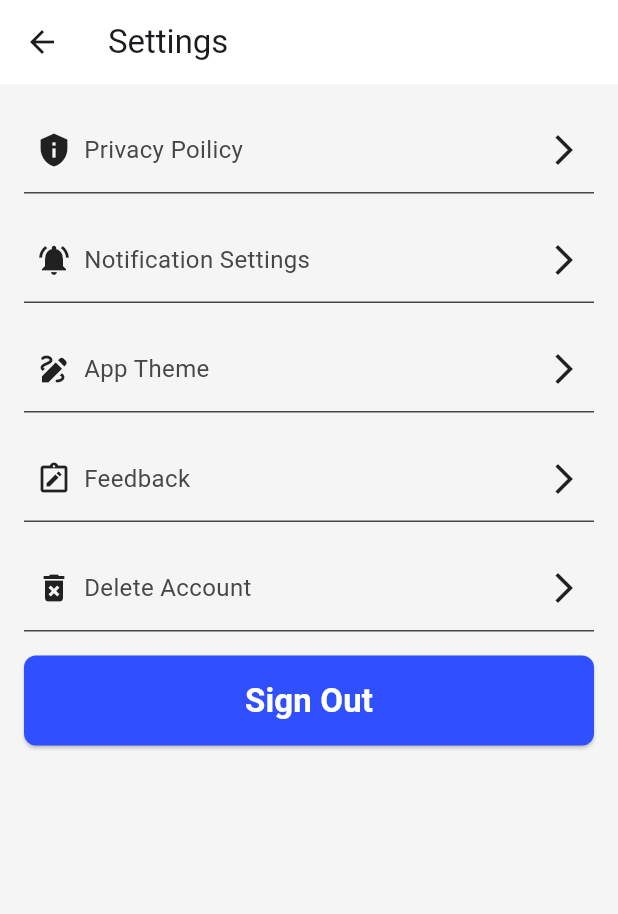
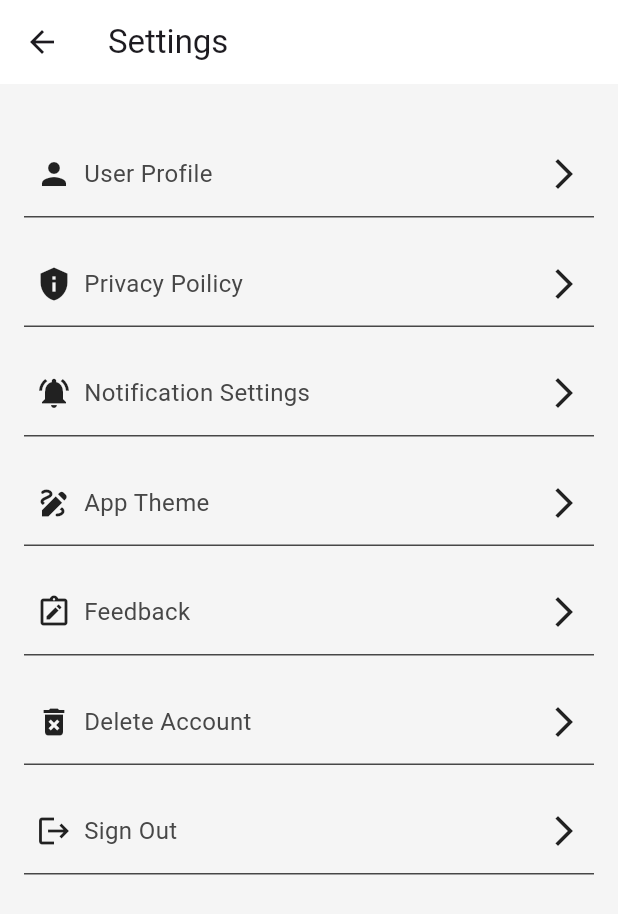
Before and after one commit to vietthuan03/car-servicing, a Flutter app: the Settings screen opened by its route, on a phone screen of 412 x 824 dp. Shown: the top 914 px of the screen. Run offline on Flutter 3.47's test engine with Material 3 defaults, Android fonts, the phone set to English and light mode, and no system bars; our stand-ins replace cloud_firestore, firebase_auth, firebase_core, firebase_storage, image_picker; accounts and stored records are empty.

Commit message:
add UserProfile to SettingScreen

```diff
--- a/lib/presentation/pages/settings.dart
+++ b/lib/presentation/pages/settings.dart
@@ -1,5 +1,6 @@
 import 'package:car_servicing/constants.dart';
-import 'package:car_servicing/presentation/widgets/button_widget.dart';
+import 'package:car_servicing/presentation/pages/home.dart';
+import 'package:car_servicing/presentation/pages/user/UserProfile.dart';
 import 'package:car_servicing/services/auth_service.dart';
 import 'package:car_servicing/viewmodels/Auth_viewmodel.dart';
 import 'package:flutter/material.dart';
@@ -27,7 +28,10 @@ class _SettingsState extends State<Settings> {
           leading: IconButton(
             icon: const Icon(Icons.arrow_back),
             onPressed: () {
-              Navigator.pop(context);
+              Navigator.push(
+                context,
+                MaterialPageRoute(builder: (context) => const Home()),
+              );
             },
           ),
           title: const Text('Settings'),
@@ -40,6 +44,23 @@ class _SettingsState extends State<Settings> {
               // mainAxisAlignment: MainAxisAlignment.start,
               // mainAxisSize: MainAxisSize.max,
               children: [
+                const SizedBox(
+                  height: 16,
+                ),
+                GestureDetector(
+                  onTap: () {
+                    Navigator.push(
+                      context,
+                      MaterialPageRoute(
+                          builder: (context) => const UserProfile()),
+                    );
+                  },
+                  child:
+                      buildFieldRow(icon: Icons.person, text: "User Profile"),
+                ),
+                const SizedBox(
+                  height: 16,
+                ),
                 buildFieldRow(icon: Icons.privacy_tip, text: "Privacy Poilicy"),
                 const SizedBox(
                   height: 16,
@@ -63,13 +84,18 @@ class _SettingsState extends State<Settings> {
                 const SizedBox(
                   height: 16,
                 ),
-                CustomButton(
-                  label: "Sign Out",
-                  onPressed: () async {
+                GestureDetector(
+                  onTap: ()async {
                     await _auth.signout(context);
                     validation.goToLogin(context);
+
                   },
-                )
+                  child:
+                      buildFieldRow(icon: Icons.logout, text: "Sign Out"),
+                ),
+                const SizedBox(
+                  height: 16,
+                ),
               ],
             )),
           ),
--- a/lib/presentation/pages/user/EditUserProfile.dart
+++ b/lib/presentation/pages/user/EditUserProfile.dart
@@ -83,7 +83,7 @@ class _EditUserProfileState extends State<EditUserProfile> {
                   const SizedBox(height: 24),
                   const CircleAvatar(
                     radius: 50,
-                    backgroundImage: AssetImage('images/dao.jpg'),
+                    backgroundImage: AssetImage('assets/images/car.png'),
                   ),
                   const SizedBox(height: 24),
                   CustomTextField(
```
Also changed, not shown: lib/presentation/pages/user/UserProfile.dart (+21 -16 lines).
